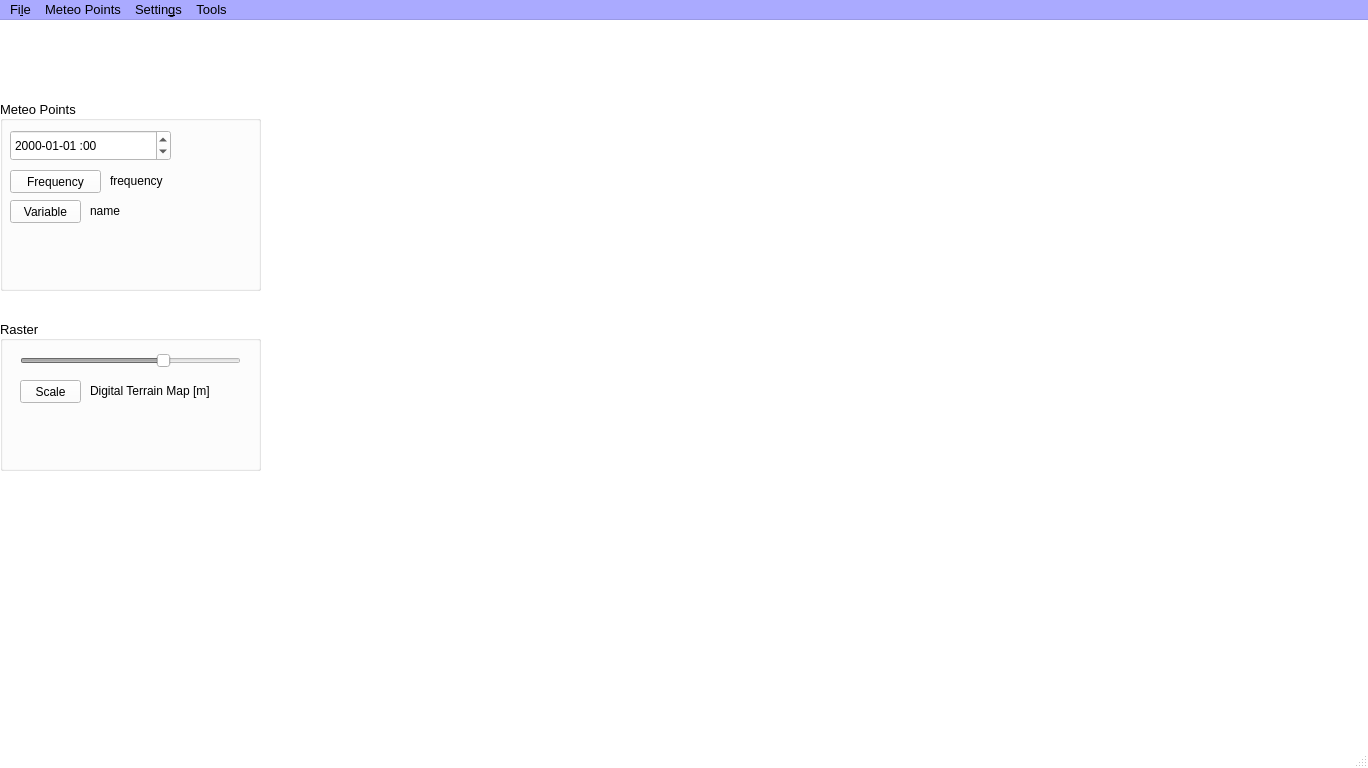
This is PRAGA/mainwindow.ui in gaowudao/CRITERIA3D as Qt 5 draws it before an edit. The edited form follows.
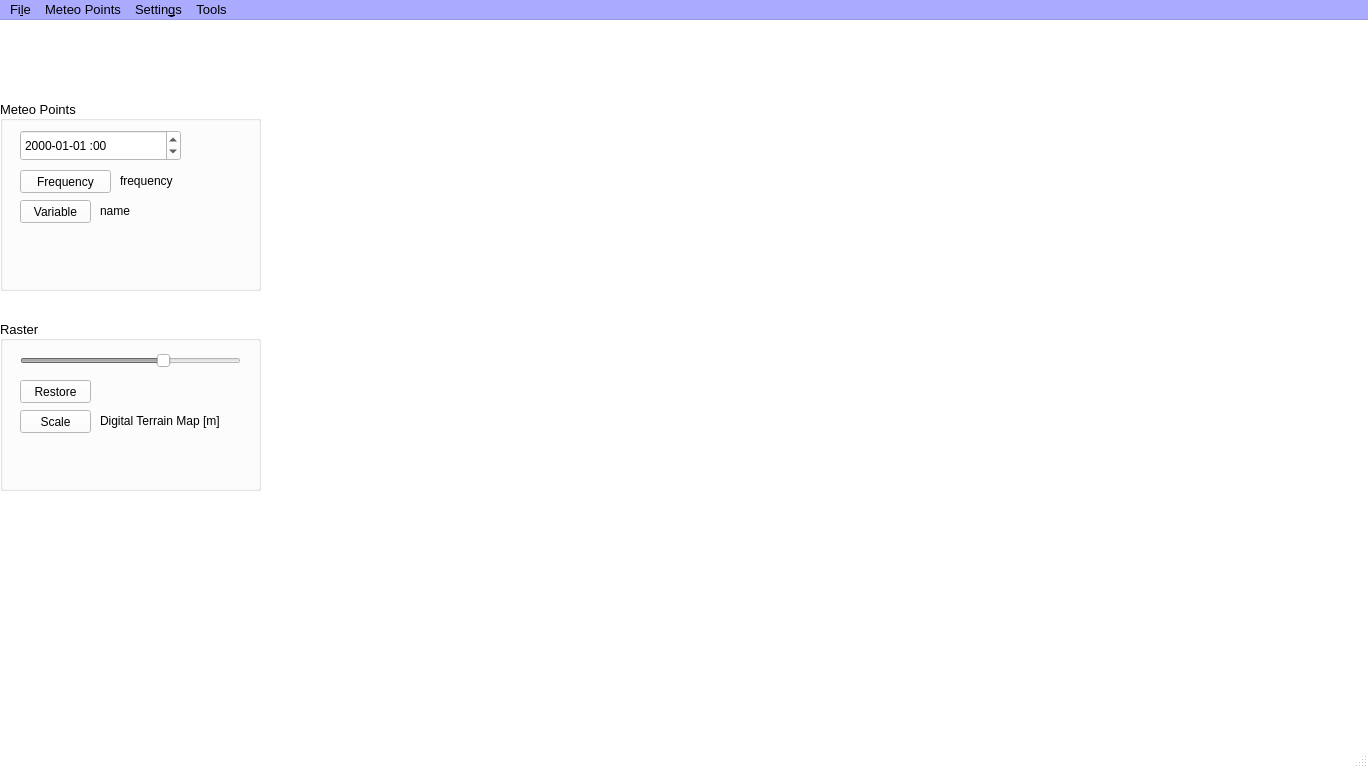
This is the edited form.

Patch:
```diff
--- a/PRAGA/mainwindow.ui
+++ b/PRAGA/mainwindow.ui
@@ -479,7 +479,7 @@
       <x>0</x>
       <y>300</y>
       <width>261</width>
-      <height>151</height>
+      <height>171</height>
      </rect>
     </property>
     <property name="palette">
@@ -957,7 +957,7 @@
      <property name="geometry">
       <rect>
        <x>-1</x>
-       <y>100</y>
+       <y>120</y>
        <width>261</width>
        <height>50</height>
       </rect>
@@ -975,8 +975,8 @@
      <property name="geometry">
       <rect>
        <x>20</x>
-       <y>60</y>
-       <width>61</width>
+       <y>90</y>
+       <width>71</width>
        <height>23</height>
       </rect>
      </property>
@@ -992,8 +992,8 @@
     <widget class="QLabel" name="labelRasterScale">
      <property name="geometry">
       <rect>
-       <x>90</x>
-       <y>60</y>
+       <x>100</x>
+       <y>90</y>
        <width>161</width>
        <height>21</height>
       </rect>
@@ -1044,6 +1044,24 @@
       <string>Digital Terrain Map [m]</string>
      </property>
     </widget>
+    <widget class="QPushButton" name="rasterRestoreButton">
+     <property name="geometry">
+      <rect>
+       <x>20</x>
+       <y>60</y>
+       <width>71</width>
+       <height>23</height>
+      </rect>
+     </property>
+     <property name="font">
+      <font>
+       <pointsize>9</pointsize>
+      </font>
+     </property>
+     <property name="text">
+      <string>Restore</string>
+     </property>
+    </widget>
    </widget>
    <widget class="QGroupBox" name="groupBoxVariable">
     <property name="geometry">
@@ -1506,9 +1524,9 @@
     <widget class="QLabel" name="labelVariable">
      <property name="geometry">
       <rect>
-       <x>90</x>
+       <x>100</x>
        <y>100</y>
-       <width>161</width>
+       <width>151</width>
        <height>21</height>
       </rect>
      </property>
@@ -1561,9 +1579,9 @@
     <widget class="QLabel" name="labelFrequency">
      <property name="geometry">
       <rect>
-       <x>110</x>
+       <x>120</x>
        <y>70</y>
-       <width>141</width>
+       <width>131</width>
        <height>21</height>
       </rect>
      </property>
@@ -1579,7 +1597,7 @@
     <widget class="QDateTimeEdit" name="dateTimeEdit">
      <property name="geometry">
       <rect>
-       <x>10</x>
+       <x>20</x>
        <y>30</y>
        <width>161</width>
        <height>31</height>
@@ -1634,7 +1652,7 @@
     <widget class="QPushButton" name="frequencyButton">
      <property name="geometry">
       <rect>
-       <x>10</x>
+       <x>20</x>
        <y>70</y>
        <width>91</width>
        <height>23</height>
@@ -1652,7 +1670,7 @@
     <widget class="QPushButton" name="variableButton">
      <property name="geometry">
       <rect>
-       <x>10</x>
+       <x>20</x>
        <y>100</y>
        <width>71</width>
        <height>23</height>
```
Left out of the diff: 2 changed lines with no effect on the pictures.
